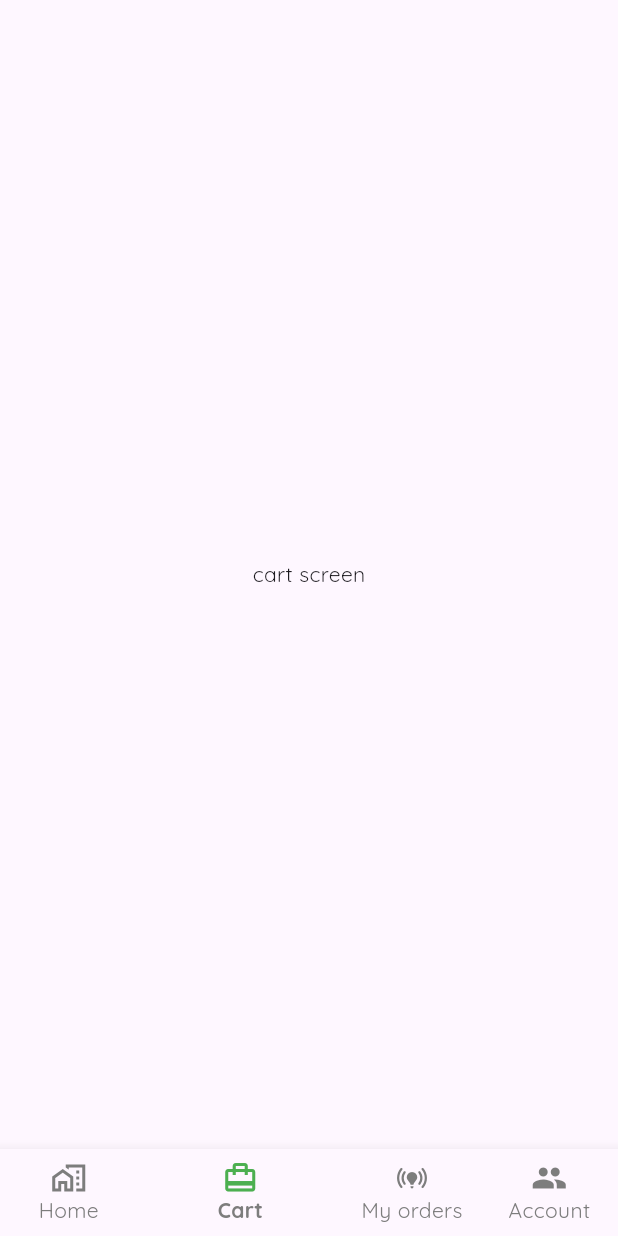
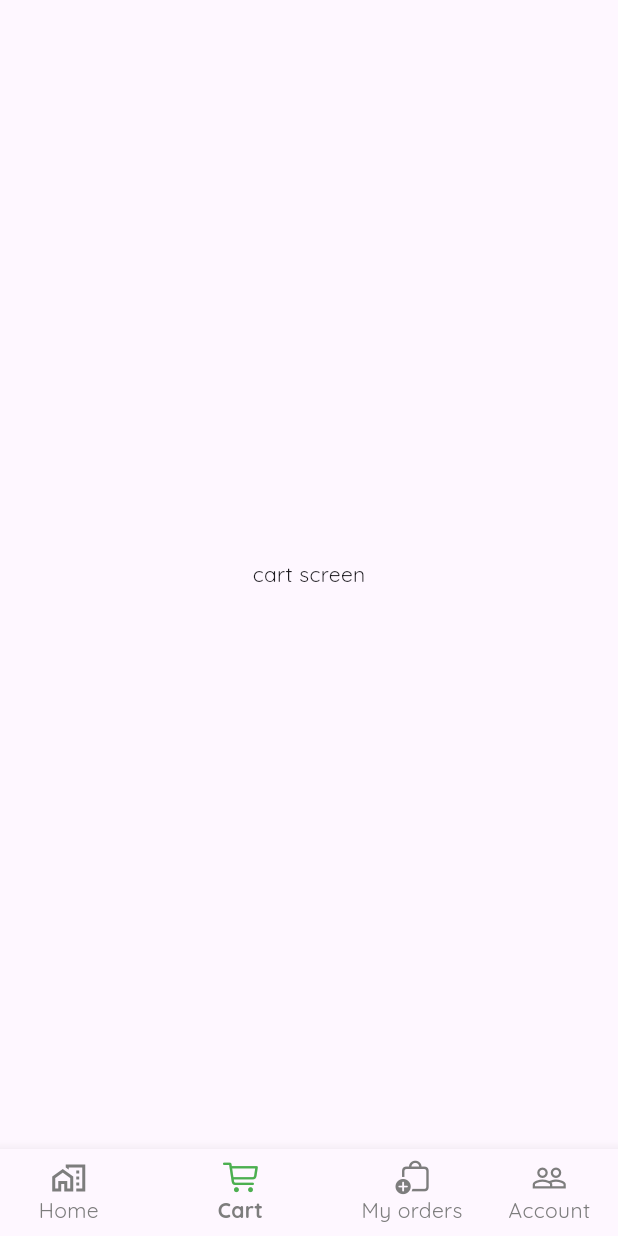
Before and after one commit to Geopaul94/deliveryappui-isloates, a Flutter app: the screen it shows after launch, item 2 of the bottom bar chosen, on a phone screen of 412 x 824 dp. Run offline on Flutter 3.47's test engine with Material 3 defaults, Android fonts, the phone set to English and light mode, and no system bars; our stand-ins replace bloc, equatable, flutter_bloc, flutter_screenutil; missing offline and left inert: carousel_nerdzlab.

Commit message:
app completed

```diff
--- a/lib/main.dart
+++ b/lib/main.dart
@@ -3,10 +3,10 @@ import 'package:flutter_bloc/flutter_bloc.dart';
 import 'package:flutter_screenutil/flutter_screenutil.dart';
 import 'package:moch_api/presentation/bloc/bottomnavigation/bottom_navigation_cubit.dart';
 import 'package:moch_api/presentation/screens/bottonavigation.dart';
-import 'package:moch_api/presentation/screens/home_screen.dart';
 
-void main() {
-  runApp(const MyApp());
+void main()  {
+
+  runApp( const MyApp());
 }
 
 class MyApp extends StatelessWidget {
@@ -28,7 +28,7 @@ class MyApp extends StatelessWidget {
                 colorScheme: ColorScheme.fromSeed(seedColor: Colors.deepPurple),
                 useMaterial3: true,
               ),
-              home: BottonavigationScreen()),
+              home: const BottonavigationScreen()),
         ));
   }
 }
--- a/lib/presentation/bloc/bottomnavigation/bottom_navigation_cubit.dart
+++ b/lib/presentation/bloc/bottomnavigation/bottom_navigation_cubit.dart
@@ -26,5 +26,3 @@ class BottomNavigationCubit extends Cubit<BottomNavigationState> {
     }
   }
 }
-
-enum NavbarItem { HomeScreen, CartScreen, MyOrder_Screen, AccountScreen }
--- a/lib/presentation/screens/bottonavigation.dart
+++ b/lib/presentation/screens/bottonavigation.dart
@@ -1,7 +1,3 @@
-
-
-
-
 import 'package:flutter/cupertino.dart';
 import 'package:flutter/material.dart';
 import 'package:flutter_bloc/flutter_bloc.dart';
@@ -10,62 +6,52 @@ import 'package:moch_api/presentation/screens/account_screen.dart';
 import 'package:moch_api/presentation/screens/cart_screen.dart';
 import 'package:moch_api/presentation/screens/home_screen.dart';
 import 'package:moch_api/presentation/screens/my_order.dart';
+import 'package:moch_api/utilities/constants/bottomnavenm.dart';
 
-class BottonavigationScreen extends StatefulWidget {
+class BottonavigationScreen extends StatelessWidget {
   const BottonavigationScreen({super.key});
 
   @override
-  State<BottonavigationScreen> createState() => _BottonavigationScreenState();
-}
-
-class _BottonavigationScreenState extends State<BottonavigationScreen> {
-  @override
   Widget build(BuildContext context) {
     return Scaffold(
-      bottomNavigationBar: BlocBuilder<BottomNavigationCubit, BottomNavigationState>(
+      bottomNavigationBar:
+          BlocBuilder<BottomNavigationCubit, BottomNavigationState>(
         builder: (context, state) {
           return BottomNavigationBar(
             currentIndex: state.index,
-            unselectedItemColor: Color.fromRGBO(125, 125, 125, 1), // Set unselected text and icon color to black
+            unselectedItemColor: const Color.fromRGBO(125, 125, 125, 1),
             selectedIconTheme: const IconThemeData(
-              color: Colors.green, // Set selected icon color to green
+              color: Colors.green,
             ),
-            selectedItemColor:  Color.fromRGBO(125, 125, 125, 1), // Color applies to selected icon only
+            selectedItemColor: const Color.fromRGBO(125, 125, 125, 1),
             selectedLabelStyle: const TextStyle(
-               fontWeight: FontWeight.w700,
+              fontWeight: FontWeight.w700,
               fontSize: 14,
-
-
-                fontFamily: 'Quicksand',
-              color: Color.fromRGBO(125, 125, 125, 1), // Ensure selected text stays black
+              fontFamily: 'Quicksand',
+              color: Color.fromRGBO(125, 125, 125, 1),
             ),
             unselectedLabelStyle: const TextStyle(
               color: Color.fromRGBO(125, 125, 125, 1),
               fontWeight: FontWeight.w500,
               fontSize: 14,
-
-
-                fontFamily: 'Quicksand',
-
-
-              // Ensure unselected text stays black
+              fontFamily: 'Quicksand',
             ),
-            showUnselectedLabels: true, // Always show text for all items
+            showUnselectedLabels: true,
             items: const [
               BottomNavigationBarItem(
                 icon: Icon(Icons.home_work_outlined),
                 label: 'Home',
               ),
               BottomNavigationBarItem(
-                icon: Icon(Icons.card_travel),
+                icon: Icon(CupertinoIcons.cart),
                 label: 'Cart',
               ),
               BottomNavigationBarItem(
-                icon: Icon(Icons.online_prediction_rounded),
+                icon: Icon(CupertinoIcons.bag_badge_plus),
                 label: 'My orders',
               ),
               BottomNavigationBarItem(
-                icon: Icon(Icons.people),
+                icon: Icon(Icons.people_outline),
                 label: 'Account',
               ),
             ],
```
Also changed, not shown: lib/presentation/screens/home_screen.dart (+8 -103 lines), lib/presentation/screens/widgets/heading1.dart (added, +35 -0 lines), lib/presentation/screens/widgets/longtetext.dart (deleted, +0 -17 lines), lib/presentation/screens/widgets/nearbystore.dart (added, +30 -0 lines), lib/presentation/screens/widgets/searchbox.dart (added, +68 -0 lines).
